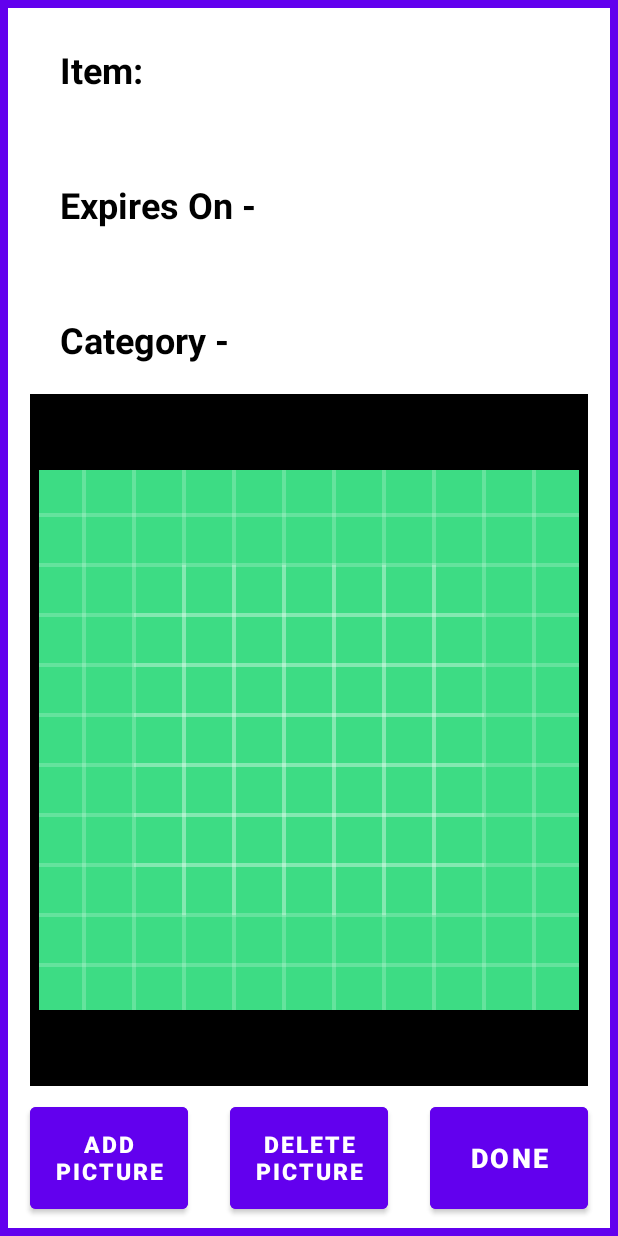
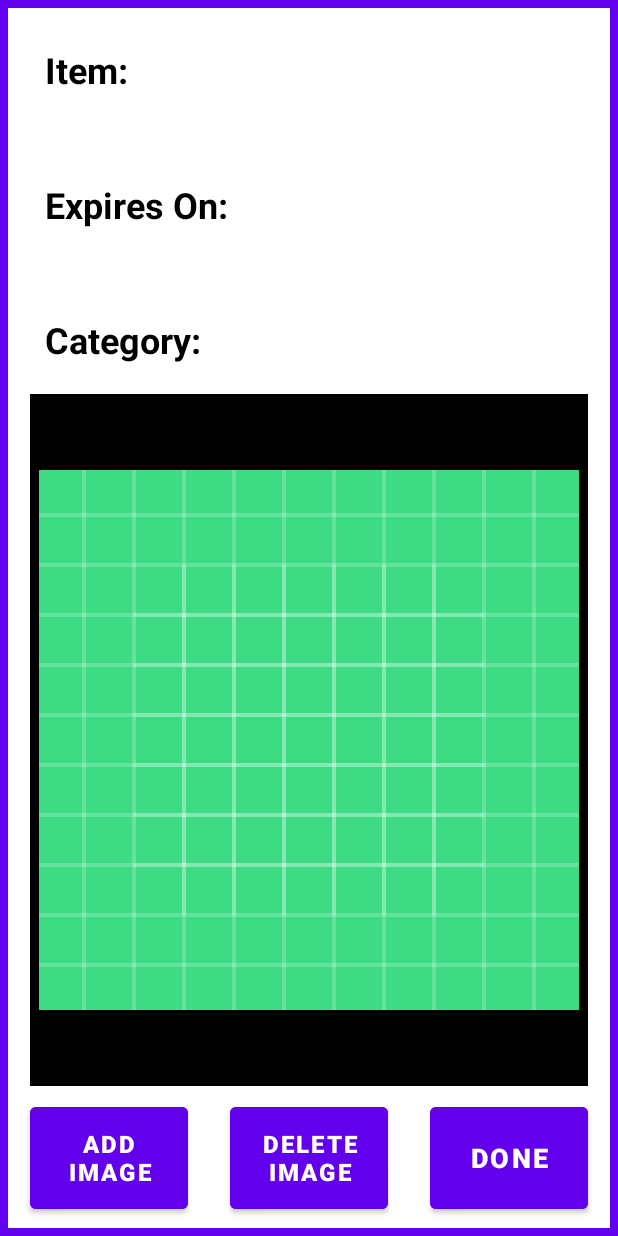
Before and after one commit to anish-sahoo/ExpiryDateReminder, an Android app: the layout activity_item_details_on_click.xml on its own in the app's theme, with its tools: preview values and no code run, on a phone screen of 412 x 824 dp. Run offline under Robolectric (Android 15) with nearby library versions, the phone set to English and light mode, and no system bars.

Commit message:
replaced - with :

```diff
--- a/app/src/main/java/com/anish/expirydatereminder/ItemDetailsOnClick.java
+++ b/app/src/main/java/com/anish/expirydatereminder/ItemDetailsOnClick.java
@@ -63,7 +63,7 @@ public class ItemDetailsOnClick extends AppCompatActivity {
         category_name = intent.getStringExtra("category");
         date = intent.getIntExtra("date",0);
 
-        itemName.setText("Item - " + item_name);
+        itemName.setText("Item: " + item_name);
 
         String m = month+"", d = date+"";
         if(month<10){
@@ -75,12 +75,12 @@ public class ItemDetailsOnClick extends AppCompatActivity {
 
         DateFormatDatabase dateFormatDatabase = new DateFormatDatabase(getApplicationContext());
         if(dateFormatDatabase.getCurrentFormat() == 1) {
-            expiresOn.setText("Expires On - " + m + "/" + d + "/" +  year);
+            expiresOn.setText("Expires On: " + m + "/" + d + "/" +  year);
         }
         else {
-            expiresOn.setText("Expires On - " + d + "/" + m + "/" + year);
+            expiresOn.setText("Expires On: " + d + "/" + m + "/" + year);
         }
-        categoryName.setText("Category - "+category_name);
+        categoryName.setText("Category: "+category_name);
 
         itemImage = findViewById(R.id.imageView);
         itemImage.setRotation(90);
--- a/app/src/main/res/layout/activity_item_details_on_click.xml
+++ b/app/src/main/res/layout/activity_item_details_on_click.xml
@@ -17,9 +17,9 @@
         android:layout_alignParentEnd="true"
 
         android:layout_centerHorizontal="true"
-        android:layout_marginStart="40dp"
+        android:layout_marginStart="30dp"
         android:layout_marginTop="30dp"
-        android:layout_marginEnd="40dp"
+        android:layout_marginEnd="30dp"
 
         android:text="Item:"
         android:textColor="@color/black"
@@ -35,11 +35,11 @@
         android:layout_alignParentEnd="true"
         android:layout_centerHorizontal="true"
 
-        android:layout_marginStart="40dp"
+        android:layout_marginStart="30dp"
         android:layout_marginTop="120dp"
-        android:layout_marginEnd="40dp"
+        android:layout_marginEnd="30dp"
 
-        android:text="Expires On -"
+        android:text="Expires On:"
         android:textColor="@color/black"
         android:textSize="24sp"
         android:textStyle="bold" />
@@ -53,11 +53,11 @@
         android:layout_alignParentEnd="true"
         android:layout_centerHorizontal="true"
 
-        android:layout_marginStart="40dp"
-        android:layout_marginEnd="40dp"
+        android:layout_marginStart="30dp"
+        android:layout_marginEnd="30dp"
         android:layout_marginTop="210dp"
 
-        android:text="Category -"
+        android:text="Category:"
         android:textColor="@color/black"
         android:textSize="24sp"
         android:textStyle="bold" />
@@ -116,8 +116,8 @@
 
         android:layout_marginBottom="12dp"
         android:backgroundTint="@color/purple_500"
-        android:text="Delete Picture"
-        android:textSize="15sp"
+        android:text="Delete Image"
+        android:textSize="16sp"
         android:textStyle="bold" />
 
     <Button
@@ -133,8 +133,8 @@
 
         android:backgroundTint="@color/purple_500"
         android:layout_marginBottom="12dp"
-        android:text="Add Picture"
-        android:textSize="15sp"
+        android:text="Add Image"
+        android:textSize="16sp"
         android:textStyle="bold" />
 
 
```
